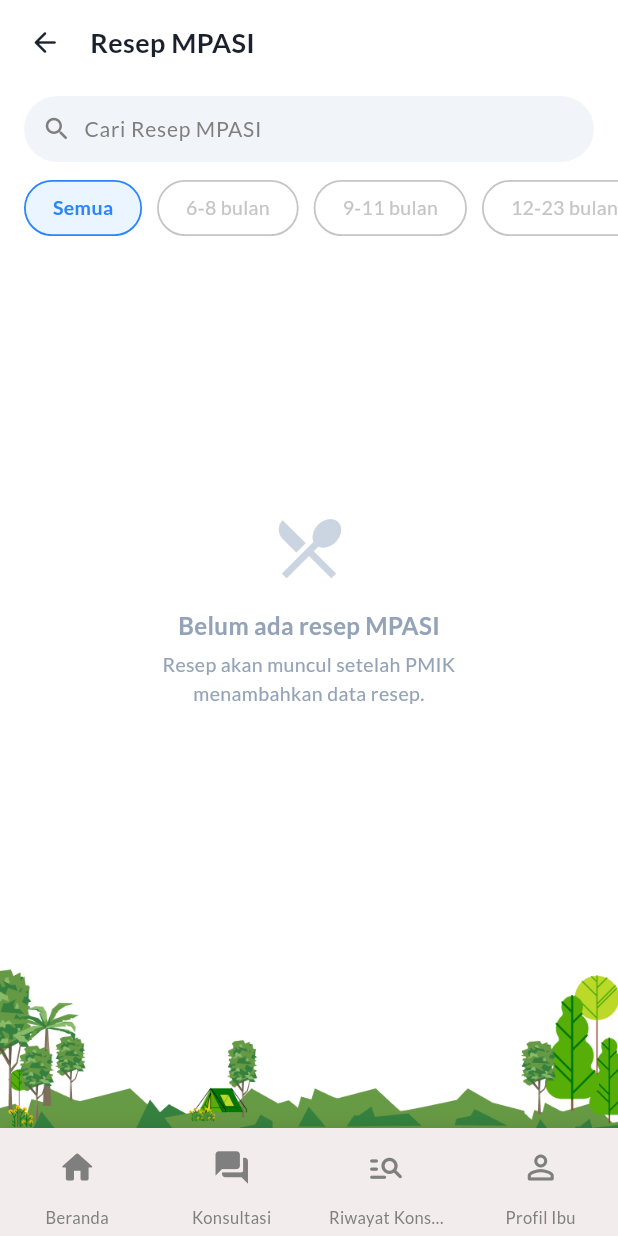
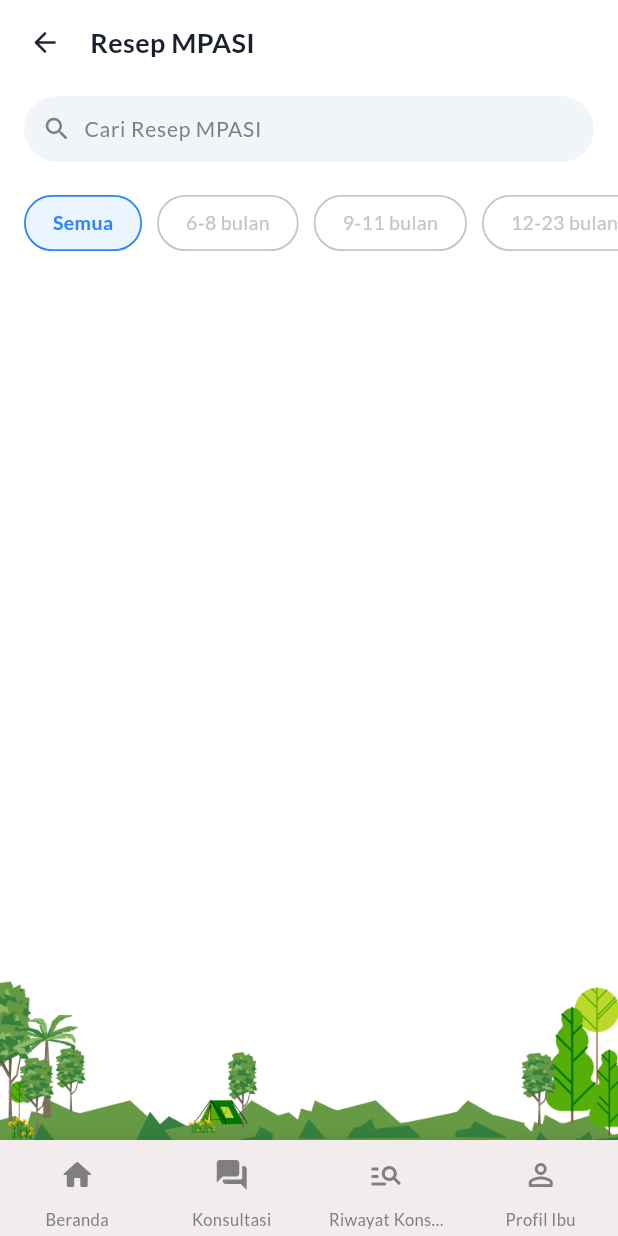
Before and after one commit to g41241543-lab/Pediagrow, a Flutter app: the DaftarResepPage screen opened directly, on a phone screen of 412 x 824 dp. Run offline on Flutter 3.47's test engine with Material 3 defaults, Android fonts, the phone set to English and light mode, and no system bars; our stand-ins replace google_fonts, sqflite; accounts and stored records are empty.

Commit message:
Changes to be committed: 	modified:   lib/features/pengguna/mpasi/daftar_resep_page.dart

```diff
--- a/lib/features/pengguna/mpasi/daftar_resep_page.dart
+++ b/lib/features/pengguna/mpasi/daftar_resep_page.dart
@@ -222,10 +222,12 @@ class _DaftarResepPageState extends State<DaftarResepPage> {
 
         // Search bar — di luar blok header 56dp, margin kanan-kiri 16dp
         // (mengikuti aturan umum jarak tepi layar).
+        // Padding bawah diperbesar (8 -> 14) agar jarak ke filter usia
+        // di bawahnya tidak terlalu rapat.
         Container(
           width: double.infinity,
           color: _colorWhite,
-          padding: const EdgeInsets.fromLTRB(16, 8, 16, 8),
+          padding: const EdgeInsets.fromLTRB(16, 8, 16, 14),
           child: _buildSearchBar(),
         ),
       ],
@@ -290,7 +292,9 @@ class _DaftarResepPageState extends State<DaftarResepPage> {
     return Container(
       width: double.infinity,
       color: _colorWhite,
-      padding: const EdgeInsets.only(top: 4, bottom: 10),
+      // Padding atas diperbesar (4 -> 8) agar jarak dari search bar
+      // di atasnya tidak terlalu dekat.
+      padding: const EdgeInsets.only(top: 8, bottom: 10),
       child: SingleChildScrollView(
         scrollDirection: Axis.horizontal,
         padding: const EdgeInsets.symmetric(horizontal: 16),
@@ -341,6 +345,12 @@ class _DaftarResepPageState extends State<DaftarResepPage> {
   //      bawah ruang yang tersisa (tidak ada celah putih di bawahnya).
   //    - Jika daftar resep panjang (melebihi tinggi layar), ilustrasi
   //      tetap muncul mengikuti scroll setelah item terakhir, seperti biasa.
+  //
+  //    Catatan: ketika belum ada data resep dari PMIK/Superadmin,
+  //    _recipes akan kosong (bukan dummy). Dalam kondisi ini halaman
+  //    TIDAK menampilkan teks/empty-state apa pun — cukup daftar kosong
+  //    diikuti ilustrasi taman (pohon + rumput + tenda) yang menempel
+  //    tepat di atas bottom navigation, sesuai desain.
   // -------------------------------------------------------------------------
 
   Widget _buildScrollableContent() {
@@ -390,20 +400,16 @@ class _DaftarResepPageState extends State<DaftarResepPage> {
 
         // Sisa ruang di bawah daftar — ilustrasi selalu menempel tepat di
         // atas bottom navigation, baik saat kosong maupun saat daftar pendek.
+        //
+        // Catatan: saat kosong (isEmpty), TIDAK ada teks/empty-state apa pun
+        // yang ditampilkan — halaman hanya berisi header, search, filter
+        // usia, ruang kosong, lalu ilustrasi taman (pohon + rumput + tenda)
+        // menempel tepat di atas bottom navigation, sesuai desain.
         SliverFillRemaining(
           hasScrollBody: false,
           child: Column(
             children: [
-              Expanded(
-                child: isEmpty
-                    ? const Center(
-                        child: Padding(
-                          padding: EdgeInsets.all(24),
-                          child: _EmptyStateContent(),
-                        ),
-                      )
-                    : const SizedBox.shrink(),
-              ),
+              const Expanded(child: SizedBox.shrink()),
               if (!isEmpty) const SizedBox(height: 20),
               _buildGardenIllustration(),
             ],
@@ -607,13 +613,17 @@ class _DaftarResepPageState extends State<DaftarResepPage> {
   //    - Background abu muda (_colorNavBg), bukan putih polos.
   //    - Tab aktif: lingkaran putih di belakang ikon (efek elevated/floating)
   //      + ikon biru + label tebal warna gelap.
-  //    - Tab non-aktif: ikon & label abu-abu polos, ukuran lebih besar dari
-  //      sebelumnya agar tidak terlihat kekecilan.
+  //    - Tab non-aktif: ikon & label abu-abu polos.
+  //
+  //    PERBAIKAN: tinggi container & item dikurangi (72 -> 64) dan jarak
+  //    ikon-ke-label dirapatkan (4 -> 2) + mainAxisSize.min pada Column,
+  //    supaya label tidak terlihat "terlalu ke bawah" / terlalu jauh dari
+  //    ikonnya.
   // -------------------------------------------------------------------------
 
   Widget _buildBottomNavigation() {
     return Container(
-      height: 72,
+      height: 64,
       decoration: const BoxDecoration(
         color: _colorNavBg,
         boxShadow: [
@@ -685,14 +695,15 @@ class _DaftarResepPageState extends State<DaftarResepPage> {
         onTap: onTap,
         child: SizedBox(
           width: 80,
-          height: 72,
+          height: 64,
           child: Column(
+            mainAxisSize: MainAxisSize.min,
             mainAxisAlignment: MainAxisAlignment.center,
             children: [
               // Lingkaran putih di belakang ikon aktif (efek floating)
               Container(
-                width: 44,
-                height: 44,
+                width: 40,
+                height: 40,
                 decoration: BoxDecoration(
                   color: isActive ? _colorWhite : Colors.transparent,
                   shape: BoxShape.circle,
@@ -708,11 +719,11 @@ class _DaftarResepPageState extends State<DaftarResepPage> {
                 ),
                 child: Icon(
                   icon,
-                  size: 26,
+                  size: 24,
                   color: isActive ? _colorPrimaryBlue : _colorNavInactive,
                 ),
               ),
-              const SizedBox(height: 4),
+              const SizedBox(height: 2),
               Text(
                 label,
                 style: GoogleFonts.lato(
@@ -759,43 +770,6 @@ class _DaftarResepPageState extends State<DaftarResepPage> {
 // HELPER WIDGETS
 // =============================================================================
 
-/// Empty state content widget
-class _EmptyStateContent extends StatelessWidget {
-  const _EmptyStateContent();
-
-  @override
-  Widget build(BuildContext context) {
-    return Column(
-      mainAxisSize: MainAxisSize.min,
-      children: [
-        const Icon(
-          Icons.restaurant_menu_outlined,
-          size: 52,
-          color: Color(0xFFCBD5E1),
-        ),
-        const SizedBox(height: 14),
-        Text(
-          'Belum ada resep MPASI',
-          style: GoogleFonts.lato(
-            fontSize: 16,
-            fontWeight: FontWeight.bold,
-            color: const Color(0xFF94A3B8),
-          ),
-        ),
-        const SizedBox(height: 6),
-        Text(
-          'Resep akan muncul setelah PMIK\nmenambahkan data resep.',
-          style: GoogleFonts.lato(
-            fontSize: 13,
-            color: const Color(0xFF94A3B8),
-          ),
-          textAlign: TextAlign.center,
-        ),
-      ],
-    );
-  }
-}
-
 /// Fallback CustomPainter untuk garden illustration
 class _GardenFallbackPainter extends CustomPainter {
   @override
```
